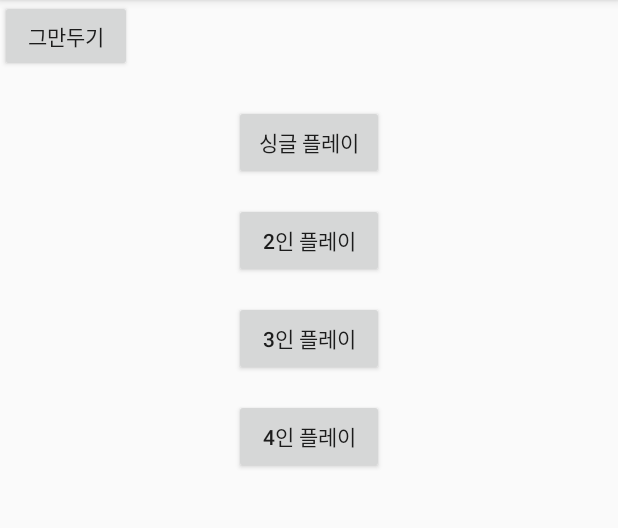
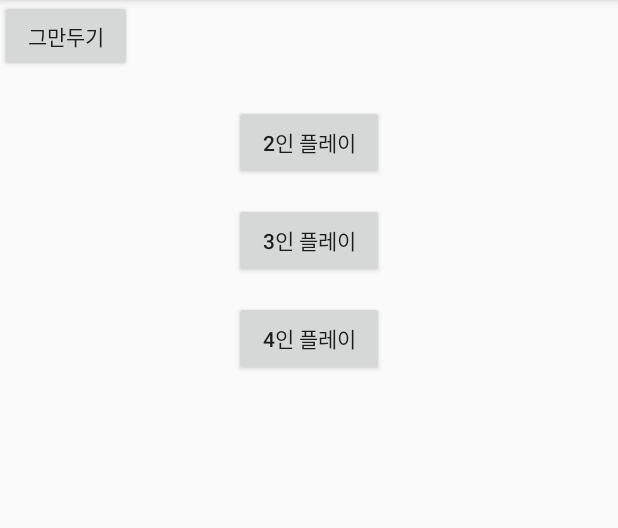
Before and after one commit to pyj1348/puyo-embedded-system, an Android app: the ServerActivity screen opened directly, with no data from a screen before it, after a tap on "2인 플레이", on a phone screen of 412 x 824 dp, the part 84-612 px from its top. Run offline under Robolectric (Android 15) with nearby library versions, the phone set to English and light mode, and no system bars.

Commit message:
서버 클라이언트

```diff
--- a/app/src/main/AndroidManifest.xml
+++ b/app/src/main/AndroidManifest.xml
@@ -1,9 +1,6 @@
 <?xml version="1.0" encoding="utf-8"?>
 <manifest xmlns:android="http://schemas.android.com/apk/res/android"
     package="com.example.puyo">
-
-    <uses-permission android:name="android.permission.INTERNET"/>
-    <uses-permission android:name="android.permission.ACCESS_NETWORK_STATE"/>
 
     <application
         android:allowBackup="true"
@@ -30,4 +27,7 @@
 
     </application>
 
+    <uses-permission android:name="android.permission.ACCESS_NETWORK_STATE" />
+    <uses-permission android:name="android.permission.INTERNET"/>
+
 </manifest>
--- a/app/src/main/java/com/example/puyo/ServerActivity.java
+++ b/app/src/main/java/com/example/puyo/ServerActivity.java
@@ -3,6 +3,7 @@ package com.example.puyo;
 import android.content.Intent;
 import android.os.Build;
 import android.os.Bundle;
+import android.util.Log;
 import android.view.View;
 import android.widget.Button;
 
@@ -47,6 +48,13 @@ public class ServerActivity extends AppCompatActivity {
         super.onCreate(savedInstanceState);
         setContentView(R.layout.make_a_room);
 
+        ((Button) findViewById(R.id.menu_button1)).setOnClickListener(new View.OnClickListener() {
+            @Override
+            public void onClick(View v) {
+                make_a_room(1, 0);
+            }
+        });
+
         ((Button) findViewById(R.id.menu_button2)).setOnClickListener(new View.OnClickListener() {
             @Override
             public void onClick(View v) {
@@ -59,29 +67,29 @@ public class ServerActivity extends AppCompatActivity {
             }
         });
 
-        ((Button) findViewById(R.id.menu_button4)).setOnClickListener(new View.OnClickListener() {
-            @Override
-            public void onClick(View v) {
-                client_number = 3;
-                client_check = 0;
-                Intent intent = new Intent(ServerActivity.this, RoomActivity.class);
-                intent.putExtra("client_number", client_number);
-                intent.putExtra("slot", slot);
-                startActivity(intent);
-
-                //if(server_thread == null){
-                    server_thread = new ServerThread();
-                    server_thread.start();
-                //}
-            }
-        });
-
         ((Button) findViewById(R.id.menu_button0)).setOnClickListener(new View.OnClickListener() {
             @Override
             public void onClick(View v) {
                 finish();
             }
         });
+    }
+
+    private void make_a_room(int client_number, int client_check){
+        this.client_number = client_number;
+        this.client_check = client_check;
+
+        /*
+        Intent intent = new Intent(ServerActivity.this, RoomActivity.class);
+        intent.putExtra("client_number", client_number);
+        intent.putExtra("slot", slot);
+        startActivity(intent);
+        */
+
+        //if(server_thread == null){
+        server_thread = new ServerThread();
+        server_thread.start();
+        //}
     }
 
     private class ServerThread extends Thread {
@@ -94,10 +102,13 @@ public class ServerActivity extends AppCompatActivity {
                     try {
                         server_socket = new ServerSocket();
 
-                        server_IP = InetAddress.getLocalHost().getHostAddress();
+                        //server_IP = InetAddress.getLocalHost().getHostAddress();
+                        Socket Socket = new Socket("192.168.0.1", 80);
+                        server_IP = String.valueOf(Socket.getLocalAddress());
                         server_socket.bind(new InetSocketAddress(server_IP, server_port));
 
                         client_slot.put(server_IP, 0);
+                        Log.d("server IP", server_IP);
 
                         while (true) {
                             // 연결 요청이 들어올 때까지 block 상태이다.
@@ -114,6 +125,7 @@ public class ServerActivity extends AppCompatActivity {
                             String client_IP = client.getAddress().getHostAddress();
                             //int client_port = client.getPort();
                             client_slot.put(client_IP, slot);
+                            Log.d("client IP", client_IP);
 
                             new SocketThread(socket, slot).start();
 
--- a/app/src/main/res/layout/make_a_room.xml
+++ b/app/src/main/res/layout/make_a_room.xml
@@ -8,7 +8,7 @@
         android:layout_width="100dp"
         android:layout_height="50dp"
         android:layout_centerHorizontal="true"
-        android:text="싱글 플레이"
+        android:text="2인 플레이"
         android:layout_marginTop="70dp" />
 
     <Space
@@ -22,7 +22,7 @@
         android:id="@+id/menu_button2"
         android:layout_width="100dp"
         android:layout_height="50dp"
-        android:text="2인 플레이"
+        android:text="3인 플레이"
         android:layout_below="@+id/space1"
         android:layout_centerHorizontal="true"/>
 
@@ -37,27 +37,12 @@
         android:id="@+id/menu_button3"
         android:layout_width="100dp"
         android:layout_height="50dp"
-        android:text="3인 플레이"
+        android:text="4인 플레이"
         android:layout_below="@+id/space2"
         android:layout_centerHorizontal="true"/>
 
     <Space
         android:id="@+id/space3"
-        android:layout_width="wrap_content"
-        android:layout_height="15dp"
-        android:layout_below="@+id/menu_button3"
-        android:layout_centerHorizontal="true"/>
-
-    <Button
-        android:id="@+id/menu_button4"
-        android:layout_width="100dp"
-        android:layout_height="50dp"
-        android:text="4인 플레이"
-        android:layout_below="@+id/space3"
-        android:layout_centerHorizontal="true"/>
-
-    <Space
-        android:id="@+id/space4"
         android:layout_width="wrap_content"
         android:layout_height="15dp"
         android:layout_below="@+id/menu_button3"
```
Also changed, not shown: app/src/main/java/com/example/puyo/ClientActivity.java (+18 -11 lines), app/src/main/res/layout/try_to_join.xml (+3 -18 lines).
